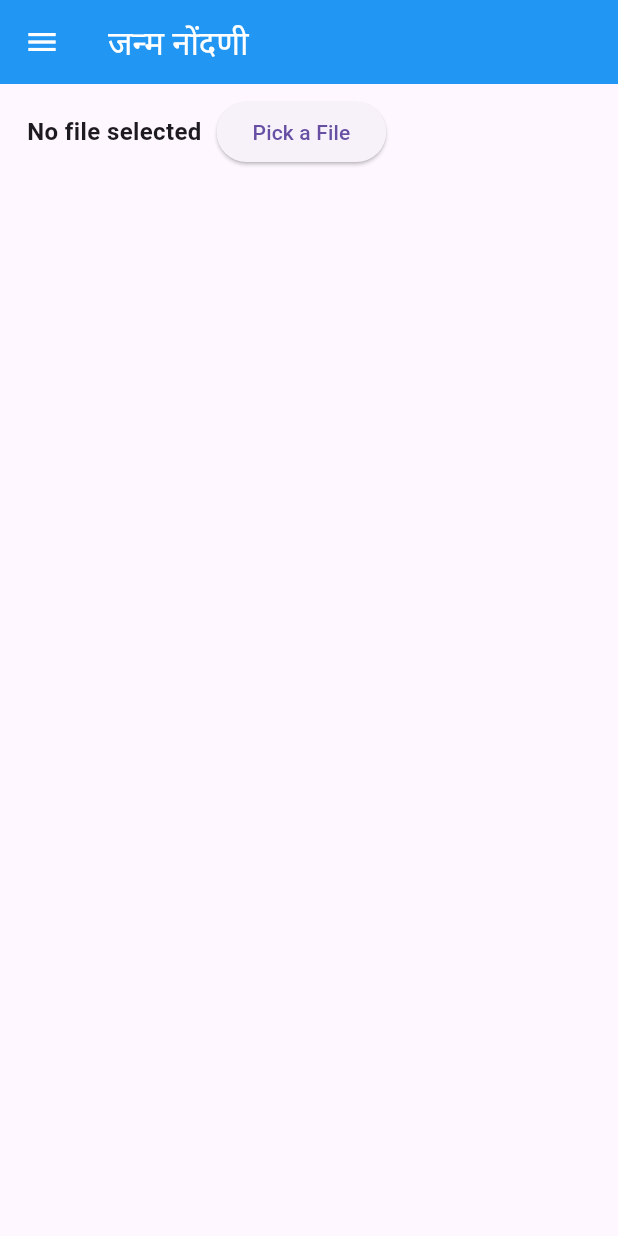
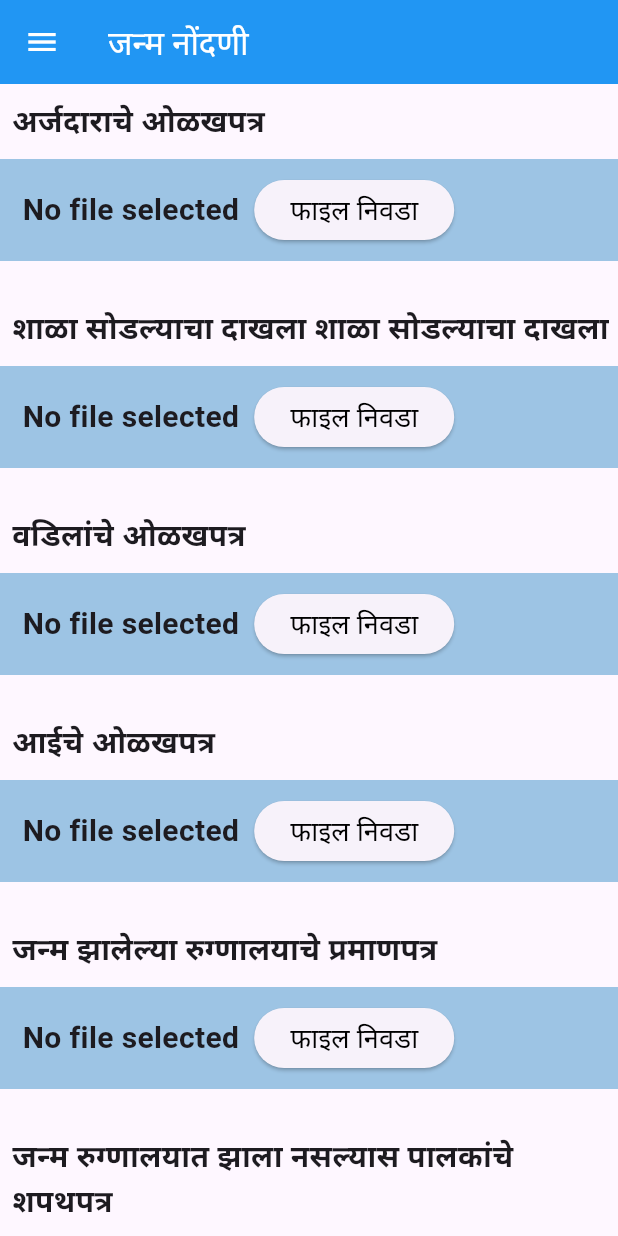
Before and after one commit to Siddhi-Nikam/Digital_Panchayat_Flutter_App, a Flutter app: the RegiBirth screen opened directly with empty values, on a phone screen of 412 x 824 dp. Run offline on Flutter 3.47's test engine with Material 3 defaults, Android fonts, the phone set to English and light mode, and no system bars; our stand-ins replace file_picker, image_picker, jwt_decoder, mask_text_input_formatter, shared_preferences; missing offline and left inert: razorpay_flutter; accounts and stored records are empty.

Commit message:
birth page ui

```diff
--- /dev/null
+++ b/lib/reusable component/button.dart
@@ -0,0 +1,35 @@
+import 'package:flutter/material.dart';
+
+class btn extends StatelessWidget {
+  final String text;
+  final Function onPressed;
+  final Color bg_color;
+  final Color textcolor;
+  final double fontSize;
+
+  const btn({
+    super.key,
+    required this.text,
+    required this.onPressed,
+    required this.bg_color,
+    required this.textcolor,
+    required this.fontSize,
+  });
+
+  @override
+  Widget build(BuildContext context) {
+    return Padding(
+      padding: const EdgeInsets.all(10),
+      child: ElevatedButton(
+        onPressed: () => onPressed(),
+        style: ButtonStyle(
+            backgroundColor: WidgetStateProperty.all(bg_color),
+            foregroundColor: WidgetStatePropertyAll(textcolor)),
+        child: Text(
+          text,
+          style: TextStyle(fontSize: fontSize),
+        ),
+      ),
+    );
+  }
+}
--- a/lib/reusable component/file_picking.dart
+++ b/lib/reusable component/file_picking.dart
@@ -12,14 +12,24 @@ class FilePickerRow extends StatelessWidget {
 
   @override
   Widget build(BuildContext context) {
-    return Row(
+    return Padding(
+      padding: const EdgeInsets.only(bottom: 30, top: 10),
+      child: Container(
+        width: double.infinity,
+        padding: EdgeInsets.all(10),
+        decoration:
+            BoxDecoration(color: const Color.fromARGB(255, 157, 196, 228)),
+        child: SingleChildScrollView(
+          scrollDirection: Axis.horizontal,
+          child: Row(
             mainAxisAlignment: MainAxisAlignment.spaceBetween,
             children: [
               Padding(
-          padding: const EdgeInsets.only(left: 10),
+                padding: const EdgeInsets.only(left: 5),
                 child: Text(
                   fileName,
-            style: const TextStyle(fontSize: 16, fontWeight: FontWeight.bold),
+                  style: const TextStyle(
+                      fontSize: 20, fontWeight: FontWeight.bold),
                   textAlign: TextAlign.center,
                 ),
               ),
@@ -28,10 +38,16 @@ class FilePickerRow extends StatelessWidget {
                 padding: const EdgeInsets.only(right: 5),
                 child: ElevatedButton(
                   onPressed: onPickFile,
-            child: const Text("Pick a File"),
+                  child: const Text(
+                    "फाइल निवडा",
+                    style: TextStyle(fontSize: 18, color: Colors.black),
+                  ),
                 ),
               ),
             ],
+          ),
+        ),
+      ),
     );
   }
 }
--- a/lib/user/user pages/applications pages/regi_birth.dart
+++ b/lib/user/user pages/applications pages/regi_birth.dart
@@ -1,5 +1,7 @@
 import 'package:flutter/material.dart';
 import 'package:file_picker/file_picker.dart';
+import '../../../reusable component/button.dart';
+import '../../../reusable component/file_picking.dart';
 import '../../outter pages/userdrawer.dart';
 
 class RegiBirth extends StatefulWidget {
@@ -13,7 +15,6 @@ class RegiBirth extends StatefulWidget {
 }
 
 class RegiBirthState extends State<RegiBirth> {
-
   String _fileNames = "No file selected";
   FilePickerResult? result; // Make the result nullable
 
@@ -32,6 +33,7 @@ class RegiBirthState extends State<RegiBirth> {
       });
     }
   }
+
   @override
   Widget build(BuildContext context) {
     return Scaffold(
@@ -46,38 +48,121 @@ class RegiBirthState extends State<RegiBirth> {
         drawer: AppDrawer(
           token: widget.token,
         ),
-        body: Column(
-          children: [
-            Padding(
-              padding: const EdgeInsets.all(8.0),
-              child: SingleChildScrollView(
-                scrollDirection: Axis.horizontal,
-                child: Row(
-                  mainAxisAlignment: MainAxisAlignment.spaceBetween,
-                  children: [
-                    Padding(
-                      padding: const EdgeInsets.only(left: 10),
-                      child: Text(
-                        _fileNames,
-                        style: const TextStyle(fontSize: 16, fontWeight: FontWeight.bold),
-                        textAlign: TextAlign.center,
-                      ),
+        body: SingleChildScrollView(
+          scrollDirection: Axis.vertical,
+          child: Column(
+            children: [
+              //1
+              Padding(padding: EdgeInsets.only(top: 10)),
+              Align(
+                alignment: Alignment.topLeft,
+                child: Padding(
+                  padding: const EdgeInsets.only(left: 8.0),
+                  child: Text(
+                    "अर्जदाराचे ओळखपत्र",
+                    style: TextStyle(
+                      fontSize: 20,
+                      fontWeight: FontWeight.bold,
                     ),
-                    SizedBox(width: 10,),
-                    Padding(
-                      padding: const EdgeInsets.only(right: 5),
-                      child: ElevatedButton(
-                        onPressed: _pickFile,
-                        child: const Text("Pick a File"),
-                      ),
-                    ),
-                  ],
+                  ),
                 ),
               ),
-            )
-          ],
+              FilePickerRow(
+                fileName: _fileNames,
+                onPickFile: () {
+                  _pickFile();
+                },
+              ),
+              //2
+              Align(
+                alignment: Alignment.topLeft,
+                child: Padding(
+                  padding: const EdgeInsets.only(left: 8.0),
+                  child: Text("शाळा सोडल्याचा दाखला शाळा सोडल्याचा दाखला",
+                      style:
+                          TextStyle(fontSize: 20, fontWeight: FontWeight.bold)),
+                ),
+              ),
+              FilePickerRow(
+                fileName: _fileNames,
+                onPickFile: () {
+                  _pickFile();
+                },
+              ),
+              //3
+              Align(
+                alignment: Alignment.topLeft,
+                child: Padding(
+                  padding: const EdgeInsets.only(left: 8.0),
+                  child: Text("वडिलांचे ओळखपत्र",
+                      style:
+                          TextStyle(fontSize: 20, fontWeight: FontWeight.bold)),
+                ),
+              ),
+              FilePickerRow(
+                fileName: _fileNames,
+                onPickFile: () {
+                  _pickFile();
+                },
+              ),
+              //4
+              Align(
+                alignment: Alignment.topLeft,
+                child: Padding(
+                  padding: const EdgeInsets.only(left: 8.0),
+                  child: Text("आईचे ओळखपत्र",
+                      style:
+                          TextStyle(fontSize: 20, fontWeight: FontWeight.bold)),
+                ),
+              ),
+              FilePickerRow(
+                fileName: _fileNames,
+                onPickFile: () {
+                  _pickFile();
+                },
+              ),
+              //5
+              Align(
+                alignment: Alignment.topLeft,
+                child: Padding(
+                  padding: const EdgeInsets.only(left: 8.0),
+                  child: Text("जन्म झालेल्या रुग्णालयाचे प्रमाणपत्र",
+                      style:
+                          TextStyle(fontSize: 20, fontWeight: FontWeight.bold)),
+                ),
+              ),
+              FilePickerRow(
+                fileName: _fileNames,
+                onPickFile: () {
+                  _pickFile();
+                },
+              ),
+              //6
+              Align(
+                alignment: Alignment.topLeft,
+                child: Padding(
+                  padding: const EdgeInsets.only(left: 8.0),
+                  child: Text("जन्म रुग्णालयात झाला नसल्यास पालकांचे शपथपत्र",
+                      style:
+                          TextStyle(fontSize: 20, fontWeight: FontWeight.bold)),
+                ),
+              ),
+              FilePickerRow(
+                fileName: _fileNames,
+                onPickFile: () {
+                  _pickFile();
+                },
+              ),
+
+              btn(
+                text: 'सबमिट करा',
+                onPressed: () {},
+                bg_color: Colors.blue,
+                textcolor: Colors.white,
+                fontSize: 25,
+              ),
+            ],
+          ),
         ));
   }
-
-
 }
```
Lines whose indentation alone changed are shown as unchanged.
